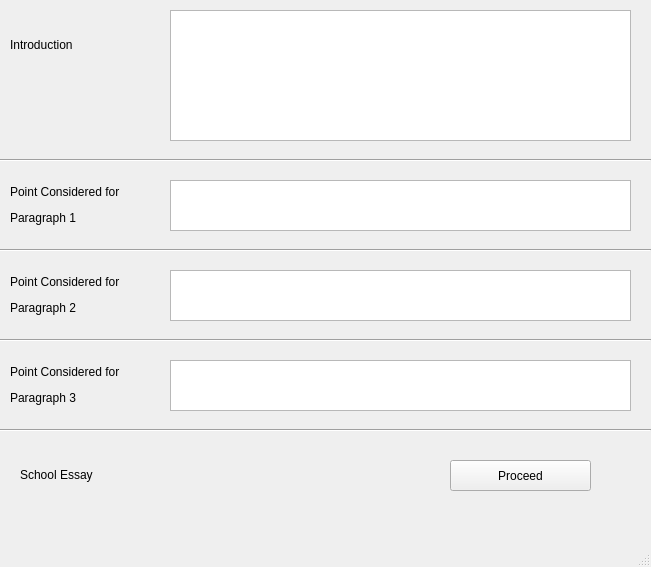
Qt form School_essay.ui (sidhiadkoli/flamingo) before a commit.
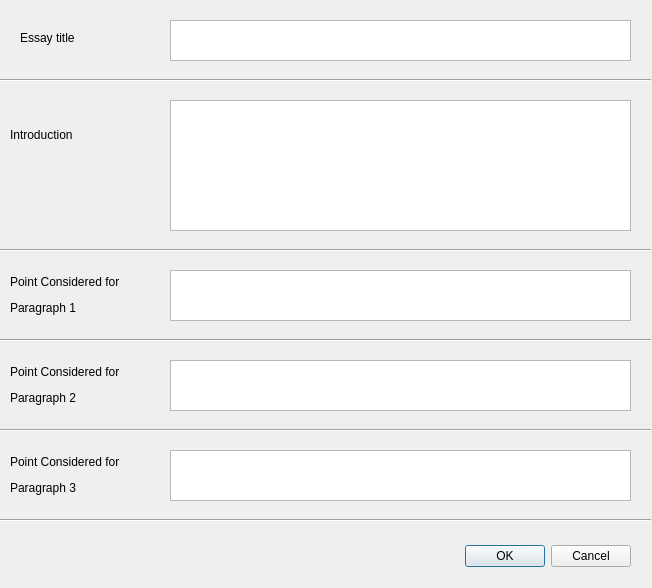
The same form after that commit.

Commit message: Formats are now dialog boxes. Major change in flow of UI

What changed in the file:
```diff
--- a/School_essay.ui
+++ b/School_essay.ui
@@ -1,24 +1,65 @@
 <?xml version="1.0" encoding="UTF-8"?>
 <ui version="4.0">
- <class>MainWindow</class>
- <widget class="QMainWindow" name="MainWindow">
+ <class>Dialog</class>
+ <widget class="QDialog" name="Dialog">
   <property name="geometry">
    <rect>
     <x>0</x>
     <y>0</y>
-    <width>651</width>
-    <height>567</height>
+    <width>652</width>
+    <height>588</height>
    </rect>
   </property>
   <property name="windowTitle">
    <string>MainWindow</string>
   </property>
-  <widget class="QWidget" name="centralwidget">
+  <widget class="QDialogButtonBox" name="buttonBox">
+   <property name="geometry">
+    <rect>
+     <x>290</x>
+     <y>540</y>
+     <width>341</width>
+     <height>32</height>
+    </rect>
+   </property>
+   <property name="orientation">
+    <enum>Qt::Horizontal</enum>
+   </property>
+   <property name="standardButtons">
+    <set>QDialogButtonBox::Cancel|QDialogButtonBox::Ok</set>
+   </property>
+  </widget>
+  <widget class="Line" name="line_4">
+   <property name="geometry">
+    <rect>
+     <x>0</x>
+     <y>420</y>
+     <width>651</width>
+     <height>20</height>
+    </rect>
+   </property>
+   <property name="orientation">
+    <enum>Qt::Horizontal</enum>
+   </property>
+  </widget>
+  <widget class="QLabel" name="label_2">
+   <property name="geometry">
+    <rect>
+     <x>10</x>
+     <y>120</y>
+     <width>111</width>
+     <height>31</height>
+    </rect>
+   </property>
+   <property name="text">
+    <string>&lt;html&gt;&lt;head/&gt;&lt;body&gt;&lt;p&gt;Introduction&lt;/p&gt;&lt;/body&gt;&lt;/html&gt;</string>
+   </property>
+  </widget>
    <widget class="QTextEdit" name="introTextEdit">
     <property name="geometry">
      <rect>
       <x>170</x>
-      <y>10</y>
+     <y>100</y>
       <width>461</width>
       <height>131</height>
      </rect>
@@ -28,7 +69,7 @@
     <property name="geometry">
      <rect>
       <x>170</x>
-      <y>180</y>
+     <y>270</y>
       <width>461</width>
       <height>51</height>
      </rect>
@@ -38,53 +79,23 @@
     <property name="geometry">
      <rect>
       <x>170</x>
-      <y>270</y>
-      <width>461</width>
-      <height>51</height>
-     </rect>
-    </property>
-   </widget>
-   <widget class="QTextEdit" name="point3TextEdit">
-    <property name="geometry">
-     <rect>
-      <x>170</x>
       <y>360</y>
       <width>461</width>
       <height>51</height>
      </rect>
     </property>
-   </widget>
-   <widget class="QLabel" name="label">
-    <property name="geometry">
-     <rect>
-      <x>20</x>
-      <y>460</y>
-      <width>111</width>
-      <height>31</height>
-     </rect>
-    </property>
-    <property name="text">
-     <string>&lt;html&gt;&lt;head/&gt;&lt;body&gt;&lt;p&gt;School Essay&lt;/p&gt;&lt;/body&gt;&lt;/html&gt;</string>
-    </property>
-   </widget>
-   <widget class="QLabel" name="label_2">
-    <property name="geometry">
-     <rect>
-      <x>10</x>
-      <y>30</y>
-      <width>111</width>
-      <height>31</height>
-     </rect>
-    </property>
-    <property name="text">
-     <string>&lt;html&gt;&lt;head/&gt;&lt;body&gt;&lt;p&gt;Introduction&lt;/p&gt;&lt;/body&gt;&lt;/html&gt;</string>
+   <property name="tabChangesFocus">
+    <bool>true</bool>
+   </property>
+   <property name="acceptRichText">
+    <bool>false</bool>
     </property>
    </widget>
    <widget class="QLabel" name="label_3">
     <property name="geometry">
      <rect>
       <x>10</x>
-      <y>180</y>
+     <y>270</y>
       <width>141</width>
       <height>51</height>
      </rect>
@@ -93,11 +104,53 @@
      <string>&lt;html&gt;&lt;head/&gt;&lt;body&gt;&lt;p&gt;Point Considered for &lt;/p&gt;&lt;p&gt;Paragraph 1&lt;/p&gt;&lt;/body&gt;&lt;/html&gt;</string>
     </property>
    </widget>
+  <widget class="Line" name="line_2">
+   <property name="geometry">
+    <rect>
+     <x>0</x>
+     <y>240</y>
+     <width>651</width>
+     <height>20</height>
+    </rect>
+   </property>
+   <property name="orientation">
+    <enum>Qt::Horizontal</enum>
+   </property>
+  </widget>
+  <widget class="QTextEdit" name="point3TextEdit">
+   <property name="geometry">
+    <rect>
+     <x>170</x>
+     <y>450</y>
+     <width>461</width>
+     <height>51</height>
+    </rect>
+   </property>
+   <property name="tabChangesFocus">
+    <bool>true</bool>
+   </property>
+   <property name="acceptRichText">
+    <bool>false</bool>
+   </property>
+  </widget>
+  <widget class="Line" name="line_5">
+   <property name="geometry">
+    <rect>
+     <x>0</x>
+     <y>510</y>
+     <width>651</width>
+     <height>20</height>
+    </rect>
+   </property>
+   <property name="orientation">
+    <enum>Qt::Horizontal</enum>
+   </property>
+  </widget>
    <widget class="QLabel" name="label_4">
     <property name="geometry">
      <rect>
       <x>10</x>
-      <y>270</y>
+     <y>360</y>
       <width>131</width>
       <height>51</height>
      </rect>
@@ -106,62 +159,10 @@
      <string>&lt;html&gt;&lt;head/&gt;&lt;body&gt;&lt;p&gt;Point Considered for &lt;/p&gt;&lt;p&gt;Paragraph 2&lt;/p&gt;&lt;/body&gt;&lt;/html&gt;</string>
     </property>
    </widget>
-   <widget class="QLabel" name="label_5">
-    <property name="geometry">
-     <rect>
-      <x>10</x>
-      <y>360</y>
-      <width>131</width>
-      <height>51</height>
-     </rect>
-    </property>
-    <property name="text">
-     <string>&lt;html&gt;&lt;head/&gt;&lt;body&gt;&lt;p&gt;Point Considered for &lt;/p&gt;&lt;p&gt;Paragraph 3&lt;/p&gt;&lt;/body&gt;&lt;/html&gt;</string>
-    </property>
-   </widget>
-   <widget class="QPushButton" name="proceedPushButton">
-    <property name="geometry">
-     <rect>
-      <x>450</x>
-      <y>460</y>
-      <width>141</width>
-      <height>31</height>
-     </rect>
-    </property>
-    <property name="text">
-     <string>Proceed</string>
-    </property>
-   </widget>
-   <widget class="Line" name="line_2">
-    <property name="geometry">
-     <rect>
-      <x>0</x>
-      <y>150</y>
-      <width>651</width>
-      <height>20</height>
-     </rect>
-    </property>
-    <property name="orientation">
-     <enum>Qt::Horizontal</enum>
-    </property>
-   </widget>
    <widget class="Line" name="line_3">
     <property name="geometry">
      <rect>
       <x>0</x>
-      <y>240</y>
-      <width>651</width>
-      <height>20</height>
-     </rect>
-    </property>
-    <property name="orientation">
-     <enum>Qt::Horizontal</enum>
-    </property>
-   </widget>
-   <widget class="Line" name="line_4">
-    <property name="geometry">
-     <rect>
-      <x>0</x>
       <y>330</y>
       <width>651</width>
       <height>20</height>
@@ -171,11 +172,24 @@
      <enum>Qt::Horizontal</enum>
     </property>
    </widget>
-   <widget class="Line" name="line_5">
+  <widget class="QLabel" name="label_5">
+   <property name="geometry">
+    <rect>
+     <x>10</x>
+     <y>450</y>
+     <width>131</width>
+     <height>51</height>
+    </rect>
+   </property>
+   <property name="text">
+    <string>&lt;html&gt;&lt;head/&gt;&lt;body&gt;&lt;p&gt;Point Considered for &lt;/p&gt;&lt;p&gt;Paragraph 3&lt;/p&gt;&lt;/body&gt;&lt;/html&gt;</string>
+   </property>
+  </widget>
+  <widget class="Line" name="line_6">
     <property name="geometry">
      <rect>
       <x>0</x>
-      <y>420</y>
+     <y>70</y>
       <width>651</width>
       <height>20</height>
      </rect>
@@ -184,18 +198,29 @@
      <enum>Qt::Horizontal</enum>
     </property>
    </widget>
+  <widget class="QLabel" name="label">
+   <property name="geometry">
+    <rect>
+     <x>20</x>
+     <y>30</y>
+     <width>71</width>
+     <height>16</height>
+    </rect>
+   </property>
+   <property name="text">
+    <string>Essay title</string>
+   </property>
   </widget>
-  <widget class="QMenuBar" name="menubar">
+  <widget class="QTextEdit" name="titleTextEdit">
    <property name="geometry">
     <rect>
-     <x>0</x>
-     <y>0</y>
-     <width>651</width>
-     <height>22</height>
+     <x>170</x>
+     <y>20</y>
+     <width>461</width>
+     <height>41</height>
     </rect>
    </property>
   </widget>
-  <widget class="QStatusBar" name="statusbar"/>
  </widget>
  <resources/>
  <connections/>
```
Left out of the diff: 58 changed lines with no effect on the pictures. Lines whose indentation alone changed are shown as unchanged. The commit also changes 8 other files.
